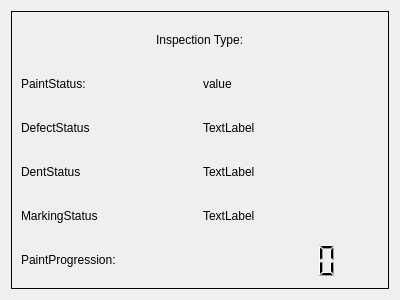
iDommel/Qt_tests, file gridelement.ui: the form before one commit.
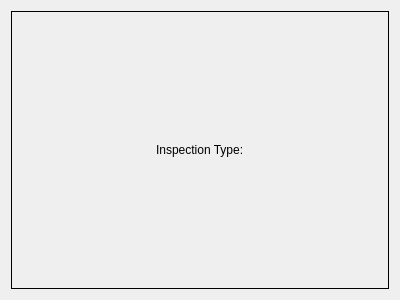
The form after the commit.

```diff
--- a/gridelement.ui
+++ b/gridelement.ui
@@ -39,99 +39,17 @@
      </property>
      <layout class="QVBoxLayout" name="verticalLayout">
       <item>
-       <layout class="QHBoxLayout" name="typeHzLayout">
-        <item alignment="Qt::AlignHCenter">
-         <widget class="QLabel" name="InspectionType">
-          <property name="text">
-           <string>Inspection Type:</string>
-          </property>
-         </widget>
-        </item>
-       </layout>
-      </item>
-      <item>
-       <layout class="QHBoxLayout" name="statusHzLayout">
+       <layout class="QVBoxLayout" name="mainLayout">
         <item>
-         <widget class="QLabel" name="PaintStatusLabel">
-          <property name="text">
-           <string>PaintStatus:</string>
-          </property>
-         </widget>
-        </item>
-        <item>
-         <widget class="QLabel" name="PaintStatusValue">
-          <property name="text">
-           <string>value</string>
-          </property>
-         </widget>
-        </item>
-       </layout>
-      </item>
-      <item>
-       <layout class="QHBoxLayout" name="horizontalLayout_2">
-        <item>
-         <widget class="QLabel" name="DefectStatusLabel">
-          <property name="text">
-           <string>DefectStatus</string>
-          </property>
-         </widget>
-        </item>
-        <item>
-         <widget class="QLabel" name="DefectStatusValue">
-          <property name="text">
-           <string>TextLabel</string>
-          </property>
-         </widget>
-        </item>
-       </layout>
-      </item>
-      <item>
-       <layout class="QHBoxLayout" name="horizontalLayout_3">
-        <item>
-         <widget class="QLabel" name="DentStatusLabel">
-          <property name="text">
-           <string>DentStatus</string>
-          </property>
-         </widget>
-        </item>
-        <item>
-         <widget class="QLabel" name="DentStatusValue">
-          <property name="text">
-           <string>TextLabel</string>
-          </property>
-         </widget>
-        </item>
-       </layout>
-      </item>
-      <item>
-       <layout class="QHBoxLayout" name="horizontalLayout">
-        <item>
-         <widget class="QLabel" name="MarkingStatusLabel">
-          <property name="text">
-           <string>MarkingStatus</string>
-          </property>
-         </widget>
-        </item>
-        <item>
-         <widget class="QLabel" name="MarkingStatusValue">
-          <property name="text">
-           <string>TextLabel</string>
-          </property>
-         </widget>
-        </item>
-       </layout>
-      </item>
-      <item>
-       <layout class="QHBoxLayout" name="progressionHzLayout">
-        <item>
-         <widget class="QLabel" name="PaintProgressionLabel">
-          <property name="text">
-           <string>PaintProgression:</string>
-          </property>
-         </widget>
-        </item>
-        <item>
-         <widget class="QLCDNumber" name="PaintProgressionValue"/>
+         <layout class="QHBoxLayout" name="typeHzLayout">
+          <item alignment="Qt::AlignHCenter">
+           <widget class="QLabel" name="InspectionType">
+            <property name="text">
+             <string>Inspection Type:</string>
+            </property>
+           </widget>
+          </item>
+         </layout>
         </item>
        </layout>
       </item>
```
